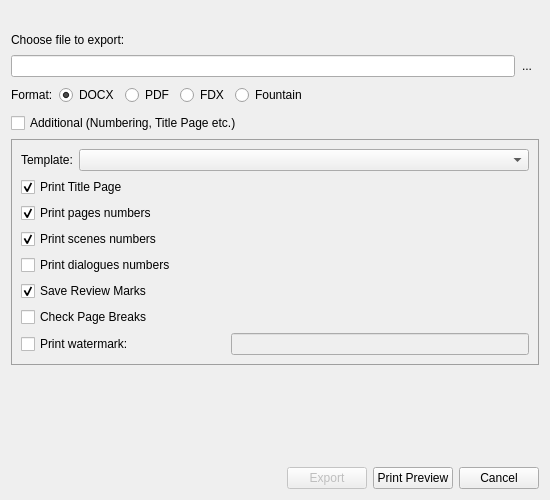
The window that src/bin/scenarist-desktop/UserInterfaceLayer/Export/ExportDialog.ui (dimkanovikov/KITScenarist) describes before a commit, drawn with Qt 5.
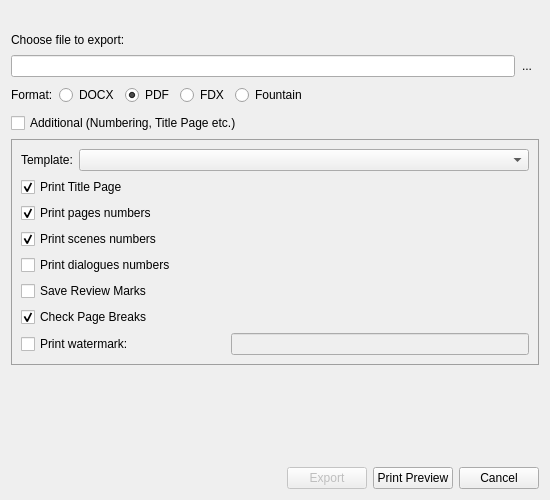
The same window after the commit. Icons and pictures are not drawn. Custom widgets are drawn as their Qt base class.

```diff
--- a/src/bin/scenarist-desktop/UserInterfaceLayer/Export/ExportDialog.ui
+++ b/src/bin/scenarist-desktop/UserInterfaceLayer/Export/ExportDialog.ui
@@ -366,7 +366,7 @@
             <string>DOCX</string>
            </property>
            <property name="checked">
-            <bool>true</bool>
+            <bool>false</bool>
            </property>
           </widget>
          </item>
@@ -375,6 +375,9 @@
            <property name="text">
             <string>PDF</string>
            </property>
+           <property name="checked">
+            <bool>true</bool>
+           </property>
           </widget>
          </item>
          <item>
@@ -514,7 +517,7 @@
              <string>Save Review Marks</string>
             </property>
             <property name="checked">
-             <bool>true</bool>
+             <bool>false</bool>
             </property>
            </widget>
           </item>
@@ -523,6 +526,9 @@
             <property name="text">
              <string>Check Page Breaks</string>
             </property>
+            <property name="checked">
+             <bool>true</bool>
+            </property>
            </widget>
           </item>
           <item row="7" column="2" colspan="2">
```
